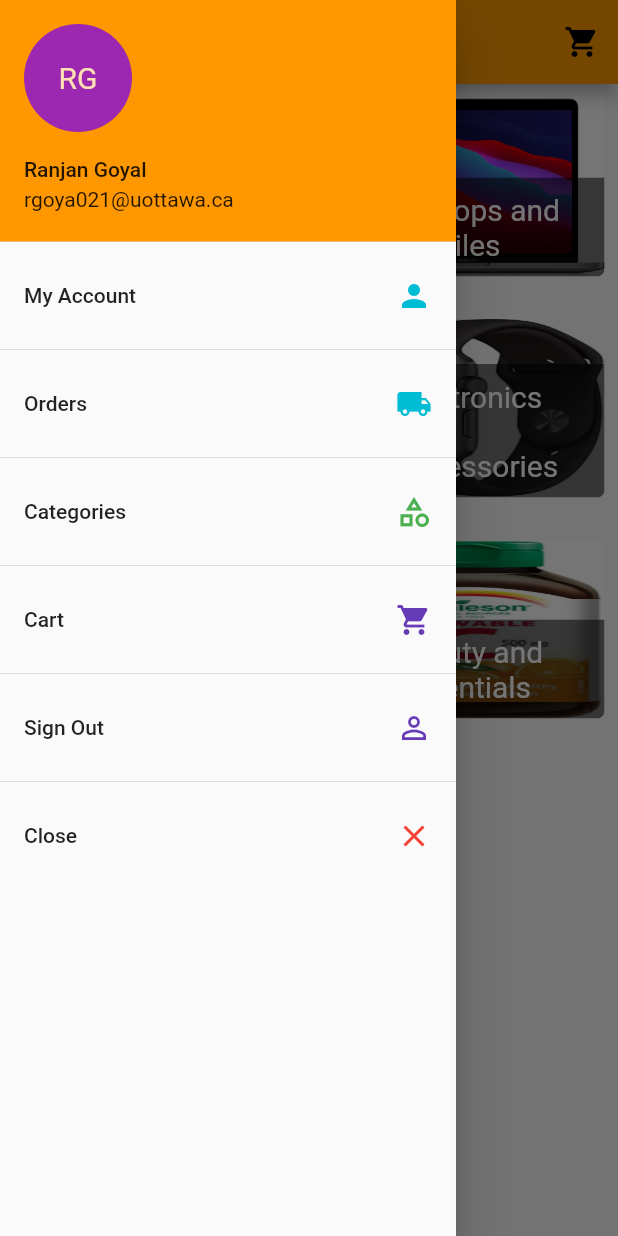
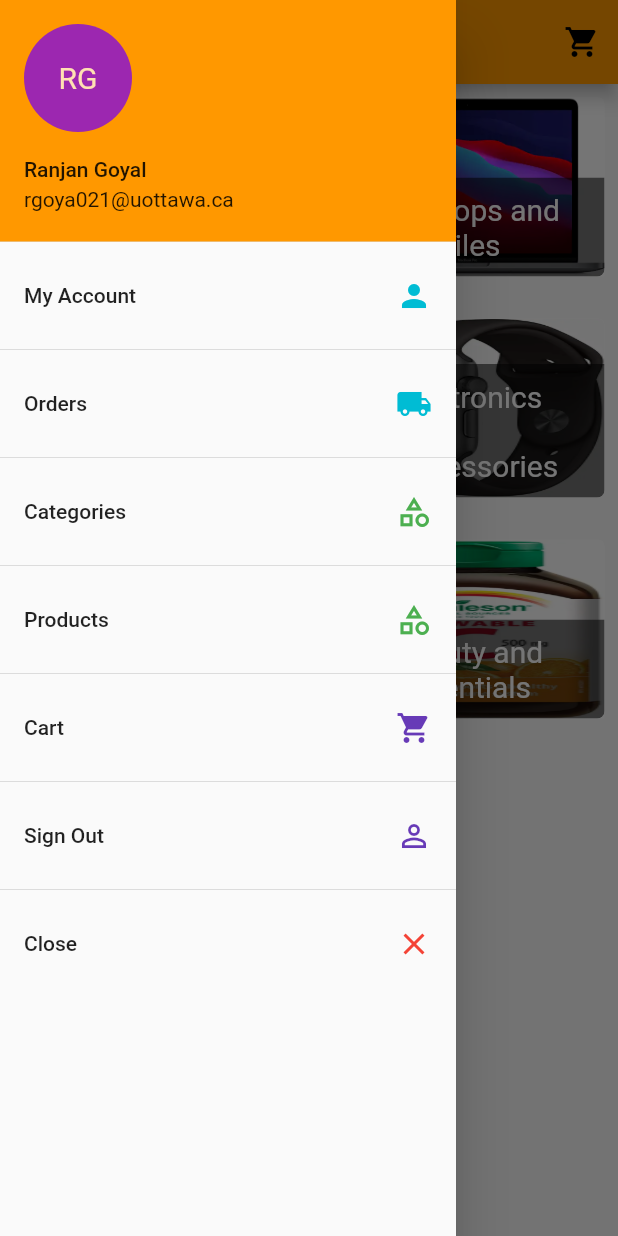
Before and after one commit to ranjan98/CSI5112ProjectG12, a Flutter app: the Categories screen opened by its route, with the side drawer open, on a phone screen of 412 x 824 dp. Run offline on Flutter 3.47's test engine with Material 2 defaults, Android fonts, the phone set to English and light mode, and no system bars; our stand-ins replace carousel_slider.

Commit message:
reverted changes for products from drawer

```diff
--- a/frontend/lib/screens/home/maindrawer.dart
+++ b/frontend/lib/screens/home/maindrawer.dart
@@ -52,6 +52,12 @@ class MainDrawer extends StatelessWidget {
             Navigator.of(context).pushNamed('/categories');
           }),
           const Divider(),
+          buildDrawerItem('Products', Icons.category_outlined, Colors.green,
+              () {
+            Navigator.of(context).pop();
+            Navigator.of(context).pushNamed('/products-overview');
+          }),
+          const Divider(),
           buildDrawerItem('Cart', Icons.shopping_cart, Colors.deepPurple, () {
             Navigator.of(context).pop();
             Navigator.of(context).pushNamed('/cart');
```
